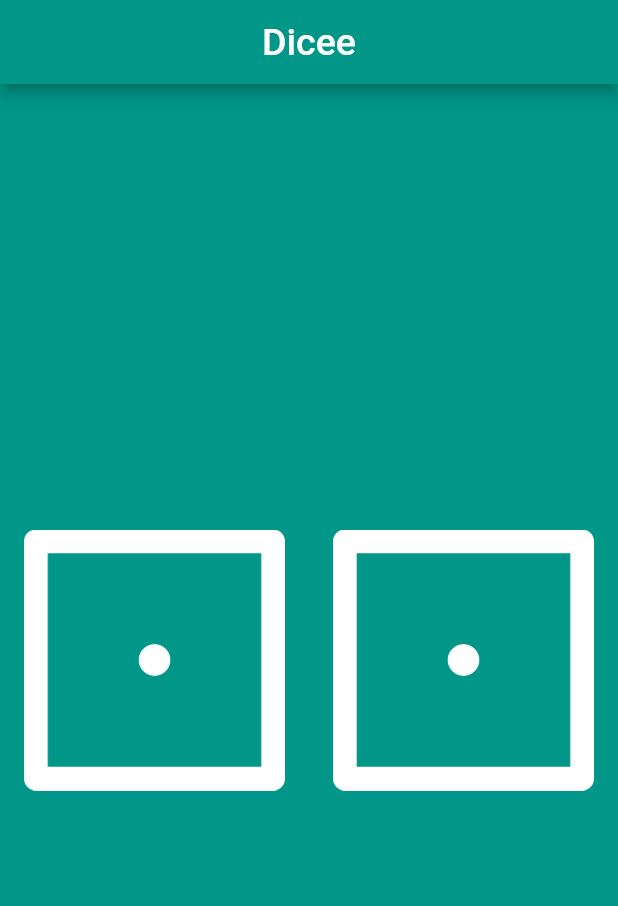
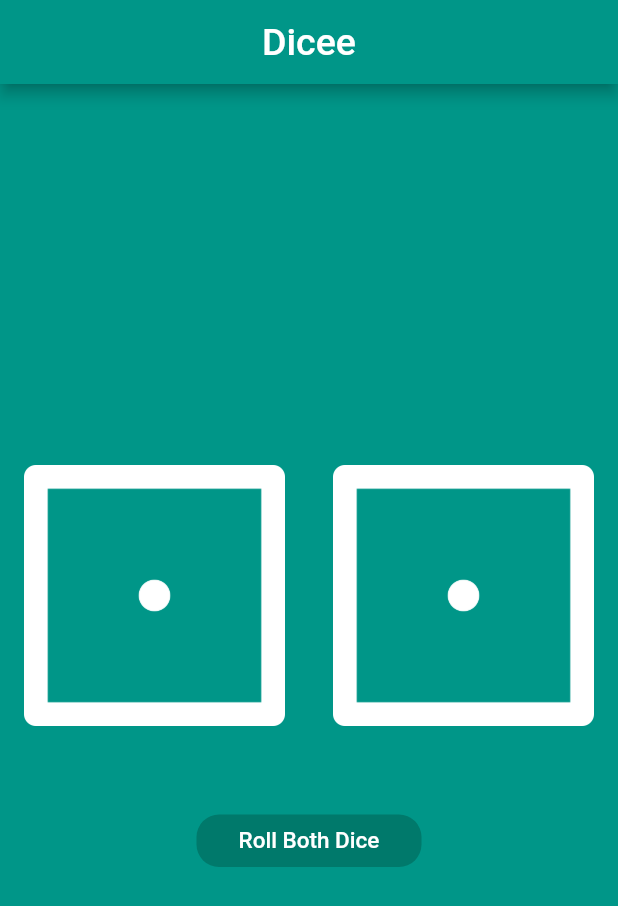
Before and after one commit to Bilas-Halder/Roll_The_Dice_Flutter_App, a Flutter app: the screen it shows after launch, on a phone screen of 412 x 824 dp. Shown: the top 906 px of the screen. Run offline on Flutter 3.47's test engine with Material 2 defaults, Android fonts, the phone set to English and light mode, and no system bars.

Commit message:
Main functionality Added

```diff
--- a/lib/main.dart
+++ b/lib/main.dart
@@ -73,6 +73,30 @@ class _DicePageState extends State<DicePage> {
               ),
             ),
           ],
+        ),
+        SizedBox(
+          height: 35,
+        ),
+        TextButton(
+          child: Container(
+            width: 150,
+            height: 35,
+            child: Center(
+              child: Text(
+                'Roll Both Dice',
+                style: TextStyle(color: Colors.white, fontSize: 15),
+              ),
+            ),
+            decoration: BoxDecoration(
+              color: Colors.teal[700],
+              borderRadius: BorderRadius.all(
+                Radius.circular(15),
+              ),
+            ),
+          ),
+          onPressed: (){
+            changeDiceNum(0);
+          },
         )
       ],
     );
```
